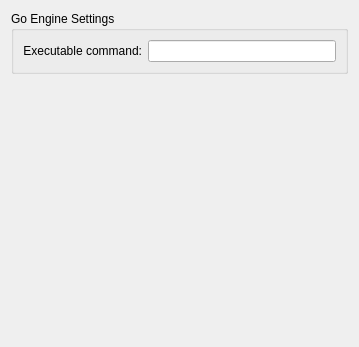
KDE/kigo, file src/gui/config.ui: the form before one commit.
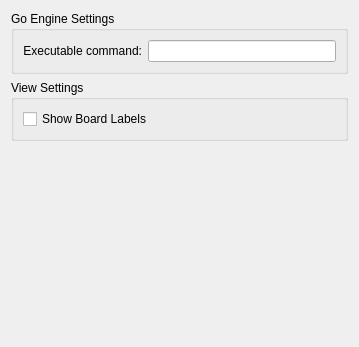
The form after the commit. Custom widgets are drawn as their Qt base class.

Commit message: GameScene now responsible for rendering board grid and labels, moved out of themes. GameView now visualizes non-interactive game scenes. Refactored class Gtp to GoEngine (purpose more clear)

Patch:
```diff
--- a/src/gui/config.ui
+++ b/src/gui/config.ui
@@ -12,7 +12,7 @@
   <property name="windowTitle" >
    <string>Form</string>
   </property>
-  <layout class="QVBoxLayout" name="verticalLayout" >
+  <layout class="QVBoxLayout" name="verticalLayout_2" >
    <item>
     <widget class="QGroupBox" name="groupBox_2" >
      <property name="sizePolicy" >
@@ -44,6 +44,25 @@
      </layout>
     </widget>
    </item>
+   <item>
+    <widget class="QGroupBox" name="groupBox" >
+     <property name="title" >
+      <string>View Settings</string>
+     </property>
+     <layout class="QVBoxLayout" name="verticalLayout" >
+      <item>
+       <widget class="QCheckBox" name="kcfg_ShowBoardLabels" >
+        <property name="text" >
+         <string>Show Board Labels</string>
+        </property>
+        <property name="checked" >
+         <bool>false</bool>
+        </property>
+       </widget>
+      </item>
+     </layout>
+    </widget>
+   </item>
    <item>
     <spacer name="verticalSpacer" >
      <property name="orientation" >
```
The commit also changes 18 other files.
